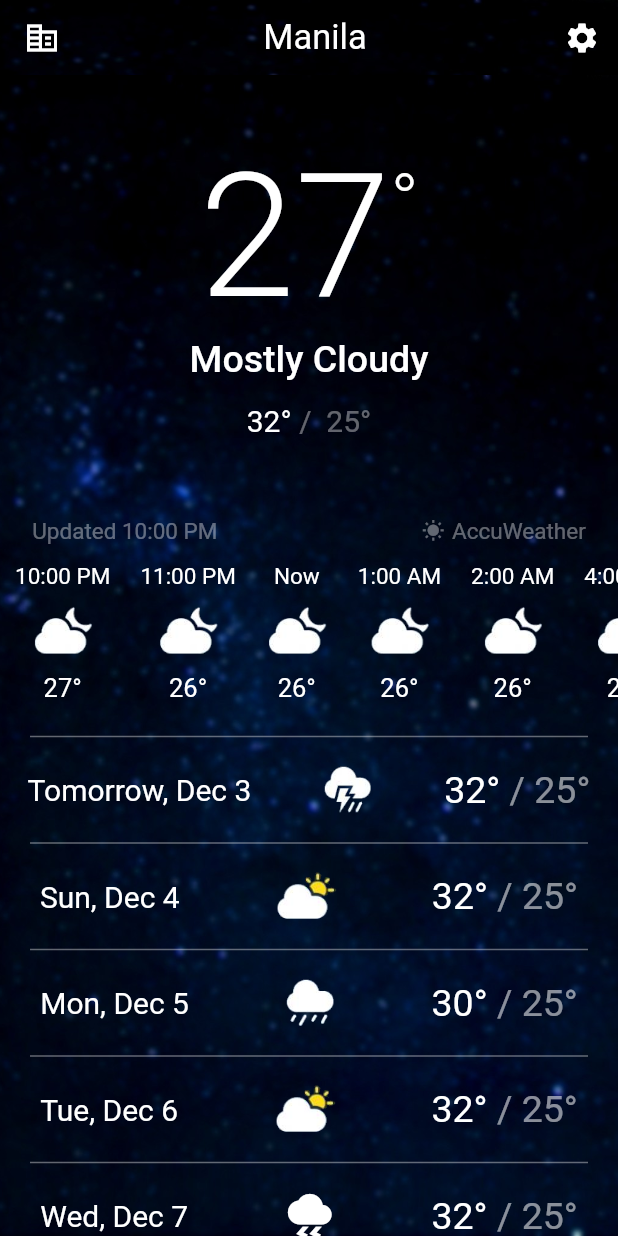
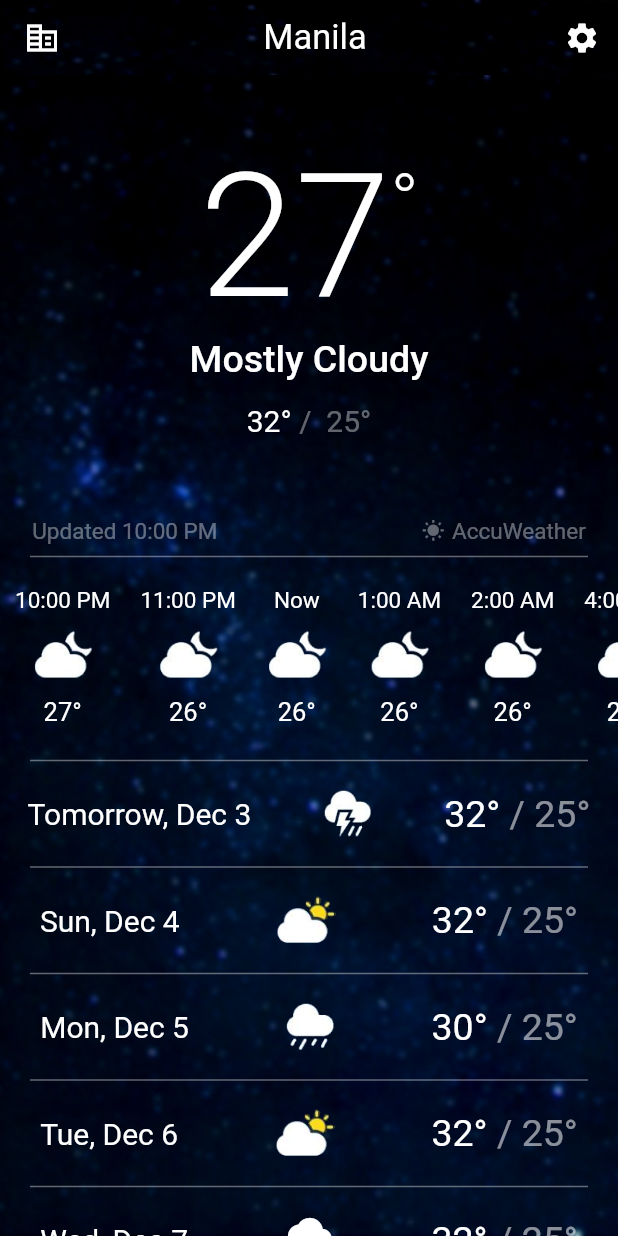
Before and after one commit to bocyej/Weather-App-UI-Mockup, a Flutter app: the screen it shows after launch, on a phone screen of 412 x 824 dp. Run offline on Flutter 3.47's test engine with Material 2 defaults, Android fonts, the phone set to English and light mode, and no system bars.

Commit message:
changed container to column, added divider

```diff
--- a/lib/layouts/hourly_weather/hourly_update.dart
+++ b/lib/layouts/hourly_weather/hourly_update.dart
@@ -5,8 +5,9 @@ class HourlyUpdate extends StatelessWidget {
 
   @override
   Widget build(BuildContext context) {
-    return Container(
-      child: Row(
+    return Column(
+      children: [
+        Row(
           mainAxisAlignment: MainAxisAlignment.spaceEvenly,
           children: [
             const Padding(padding: EdgeInsets.only(left: 20)),
@@ -43,6 +44,13 @@ class HourlyUpdate extends StatelessWidget {
             const Padding(padding: EdgeInsets.only(right: 20)),
           ],
         ),
+        const Divider(
+          color: Colors.white38,
+          thickness: 1,
+          indent: 20,
+          endIndent: 20,
+        ),
+      ],
     );
   }
 }
```
Lines whose indentation alone changed are shown as unchanged.
